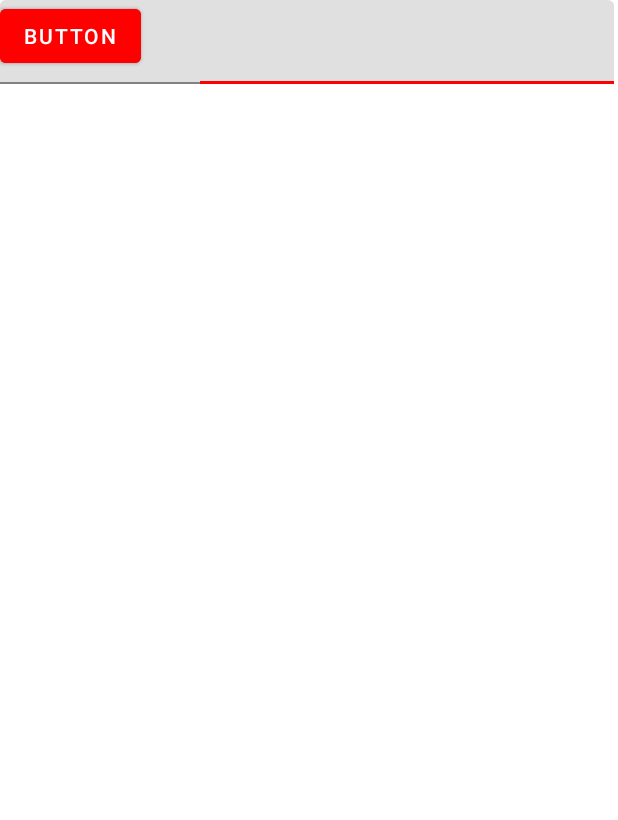
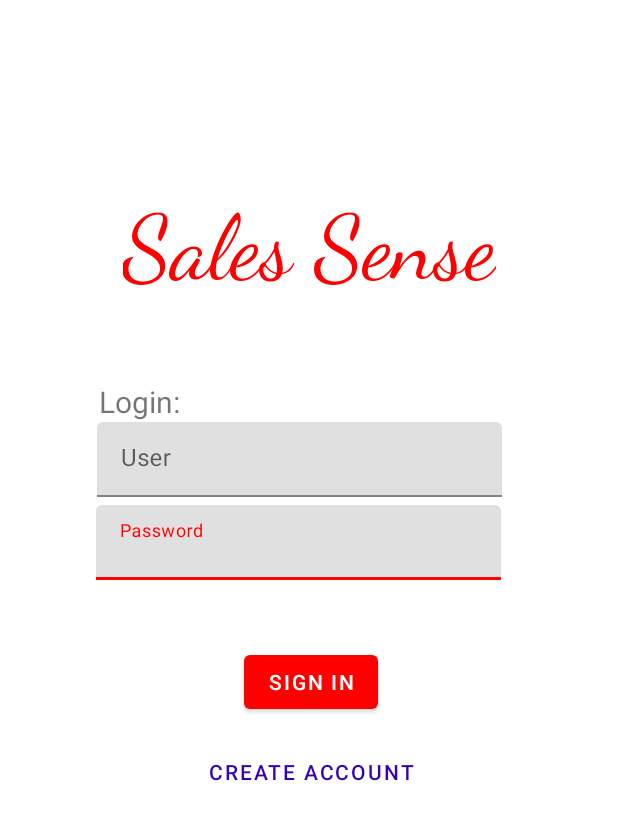
Before and after one commit to PaulAllen9/Sales-Sense, an Android app: the layout signin_display.xml on its own in the app's theme, with its tools: preview values and no code run, on a phone screen of 412 x 824 dp. Shown: the top 820 px of the screen. Run offline under Robolectric (Android 15) with nearby library versions, the phone set to English and light mode, and no system bars.

Commit message:
Added loginin screen and methods that allow it to function.

```diff
--- a/app/src/main/java/com/example/salessense/MainActivity.java
+++ b/app/src/main/java/com/example/salessense/MainActivity.java
@@ -1,7 +1,10 @@
 package com.example.salessense;
+
+import static java.security.AccessController.getContext;
 
 import android.os.Bundle;
 
+import com.example.salessense.Security.signInStart;
 import com.google.android.material.bottomnavigation.BottomNavigationView;
 
 import androidx.appcompat.app.AppCompatActivity;
@@ -31,12 +34,14 @@ public class MainActivity extends AppCompatActivity {
 
     private TextView textViewData;  // UI element to show Firestore data
 
+
     @Override
     protected void onCreate(Bundle savedInstanceState) {
         super.onCreate(savedInstanceState);
 
         binding = ActivityMainBinding.inflate(getLayoutInflater());
         setContentView(binding.getRoot());
+
 
         BottomNavigationView navView = findViewById(R.id.nav_view);
         // Passing each menu ID as a set of Ids because each
--- a/app/src/main/res/layout/signin_display.xml
+++ b/app/src/main/res/layout/signin_display.xml
@@ -1,47 +1,90 @@
 <?xml version="1.0" encoding="utf-8"?>
 <androidx.constraintlayout.widget.ConstraintLayout xmlns:android="http://schemas.android.com/apk/res/android"
+    xmlns:app="http://schemas.android.com/apk/res-auto"
     xmlns:tools="http://schemas.android.com/tools"
+    android:id="@+id/rootContainer"
     android:layout_width="match_parent"
     android:layout_height="match_parent">
 
     <Button
-        android:id="@+id/button"
+        android:id="@+id/signInBut"
         android:layout_width="wrap_content"
         android:layout_height="wrap_content"
-        android:text="Button"
-        tools:layout_editor_absoluteX="62dp"
-        tools:layout_editor_absoluteY="441dp" />
+        android:layout_marginTop="44dp"
+        android:layout_marginEnd="160dp"
+        android:onClick="SignInPep"
+        android:text="Sign In"
+        app:layout_constraintEnd_toEndOf="parent"
+        app:layout_constraintTop_toBottomOf="@+id/textInputLayout" />
 
     <Button
-        android:id="@+id/button2"
+        android:id="@+id/accountCreate"
         android:layout_width="wrap_content"
         android:layout_height="wrap_content"
-        android:text="Button"
-        tools:layout_editor_absoluteX="238dp"
-        tools:layout_editor_absoluteY="441dp" />
+        android:layout_marginTop="12dp"
+        android:layout_marginEnd="120dp"
+        android:background="@android:color/transparent"
+        android:onClick="accountCreate"
+        android:text="Create Account"
+        android:textColor="@color/design_default_color_primary_dark"
+        app:layout_constraintEnd_toEndOf="parent"
+        app:layout_constraintTop_toBottomOf="@+id/signInBut" />
+
+    <TextView
+        android:id="@+id/textView2"
+        android:layout_width="wrap_content"
+        android:layout_height="wrap_content"
+        android:layout_marginStart="79dp"
+        android:layout_marginTop="129dp"
+        android:layout_marginEnd="79dp"
+        android:fontFamily="cursive"
+        android:text="Sales Sense"
+        android:textColor="#FD0000"
+        android:textSize="60sp"
+        app:layout_constraintEnd_toEndOf="parent"
+        app:layout_constraintStart_toStartOf="parent"
+        app:layout_constraintTop_toTopOf="parent" />
+
+    <TextView
+        android:id="@+id/textView3"
+        android:layout_width="wrap_content"
+        android:layout_height="wrap_content"
+        android:layout_marginTop="52dp"
+        android:layout_marginEnd="292dp"
+        android:text="Login:"
+        android:textSize="20sp"
+        app:layout_constraintEnd_toEndOf="parent"
+        app:layout_constraintTop_toBottomOf="@+id/textView2" />
 
     <com.google.android.material.textfield.TextInputLayout
-        android:layout_width="409dp"
-        android:layout_height="wrap_content"
-        tools:layout_editor_absoluteX="1dp"
-        tools:layout_editor_absoluteY="341dp">
+        android:id="@+id/textInputLayout"
+        android:layout_width="270dp"
+        android:layout_height="50dp"
+        android:layout_marginTop="5dp"
+        android:layout_marginEnd="78dp"
+        app:layout_constraintEnd_toEndOf="parent"
+        app:layout_constraintTop_toBottomOf="@+id/textInputLayout2">
 
         <com.google.android.material.textfield.TextInputEditText
+            android:id="@+id/pass"
             android:layout_width="match_parent"
             android:layout_height="wrap_content"
-            android:hint="hint" />
+            android:hint="Password" />
     </com.google.android.material.textfield.TextInputLayout>
 
     <com.google.android.material.textfield.TextInputLayout
-        android:layout_width="409dp"
-        android:layout_height="wrap_content"
-        tools:layout_editor_absoluteX="1dp"
-        tools:layout_editor_absoluteY="292dp">
+        android:id="@+id/textInputLayout2"
+        android:layout_width="270dp"
+        android:layout_height="50dp"
+        android:layout_marginEnd="77dp"
+        app:layout_constraintEnd_toEndOf="parent"
+        app:layout_constraintTop_toBottomOf="@+id/textView3">
 
         <com.google.android.material.textfield.TextInputEditText
-            android:layout_width="200px"
-            android:layout_height="wrap_content"
-            android:hint="hint" />
+            android:id="@+id/user"
+            android:layout_width="match_parent"
+            android:layout_height="match_parent"
+            android:hint="User" />
     </com.google.android.material.textfield.TextInputLayout>
 
 </androidx.constraintlayout.widget.ConstraintLayout>
```
Also changed, not shown: app/src/main/AndroidManifest.xml (+5 -2 lines), app/src/main/java/com/example/salessense/Security/accountCreation.java (added, +51 -0 lines), app/src/main/java/com/example/salessense/Security/signInStart.java (+84 -2 lines), app/src/main/res/layout/account_create.xml (added, +98 -0 lines).
